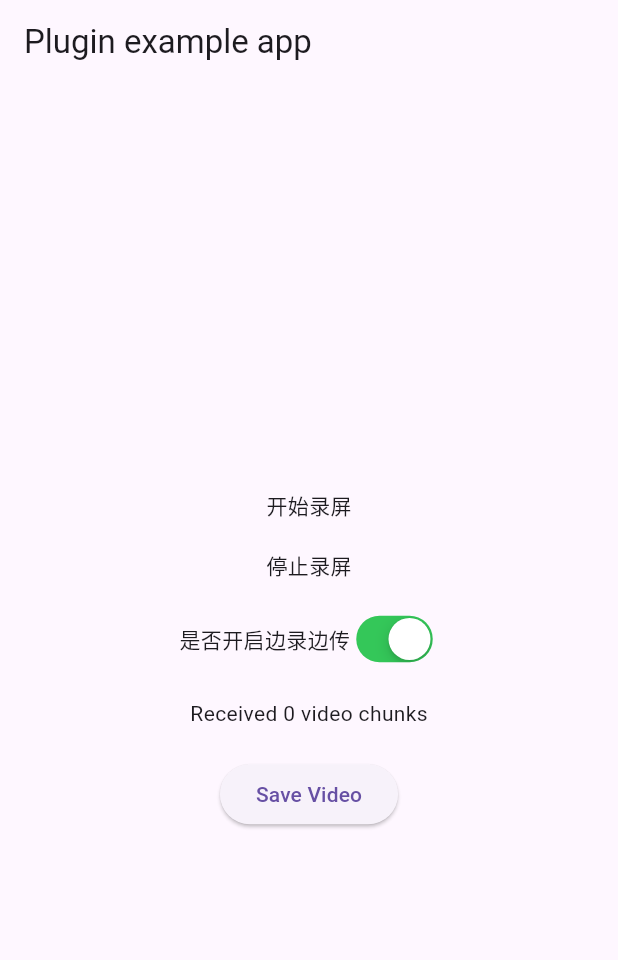
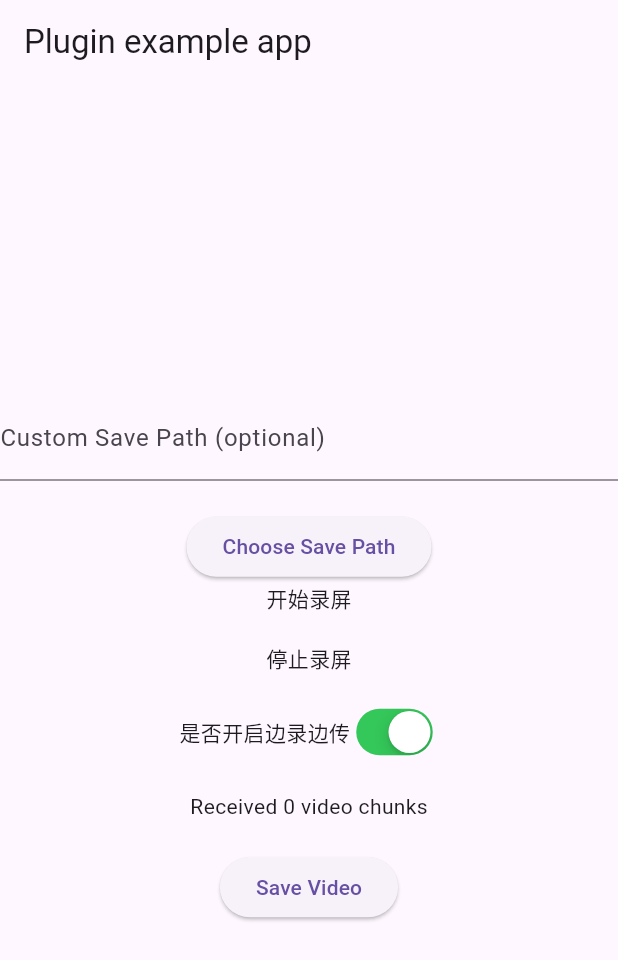
Before and after one commit to libwiki/lib_screen_recorder, a Flutter app: the screen it shows after launch, on a phone screen of 412 x 824 dp. Shown: the top 960 px of the screen. Run offline on Flutter 3.47's test engine with Material 3 defaults, Android fonts, the phone set to English and light mode, and no system bars; our stand-ins replace plugin_platform_interface.

Commit message:
feature # 优化自定义保存目录功能

```diff
--- a/example/lib/main.dart
+++ b/example/lib/main.dart
@@ -29,6 +29,8 @@ class _MyAppState extends State<MyApp> {
   final _screenRecordingPlugin = ScreenRecording();
   double screenWidth = 0;
   double screenHeight = 0;
+  final TextEditingController _pathController = TextEditingController();
+  static const platform = MethodChannel('screen_recording');
 
   @override
   void initState() {
@@ -86,6 +88,15 @@ class _MyAppState extends State<MyApp> {
           child: Column(
             mainAxisAlignment: MainAxisAlignment.center,
             children: <Widget>[
+              TextField(
+                controller: _pathController,
+                decoration: InputDecoration(labelText: 'Custom Save Path (optional)'),
+              ),
+              SizedBox(height: 20),
+              ElevatedButton(
+                onPressed: _chooseSavePath,
+                child: Text('Choose Save Path'),
+              ),
               GestureDetector(
                   onTap: () async {
                     await _screenRecordingPlugin.startRecordScreen("test", screenHeight.toInt(), screenWidth.toInt());
@@ -118,4 +129,13 @@ class _MyAppState extends State<MyApp> {
       ),
     );
   }
+
+  Future<void> _chooseSavePath() async {
+    try {
+      final String result = await platform.invokeMethod('chooseSavePath');
+      _pathController.text = result;
+    } on PlatformException catch (e) {
+      print('${e.message}');
+    }
+  }
 }
```
Also changed, not shown: 1 other file.
